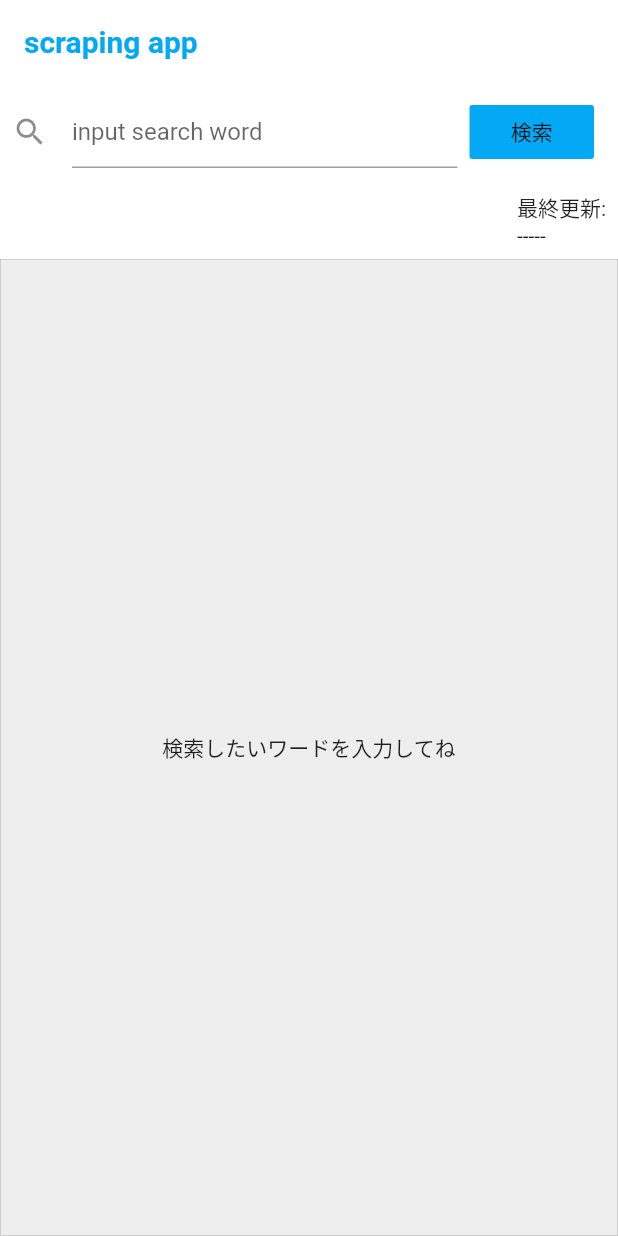
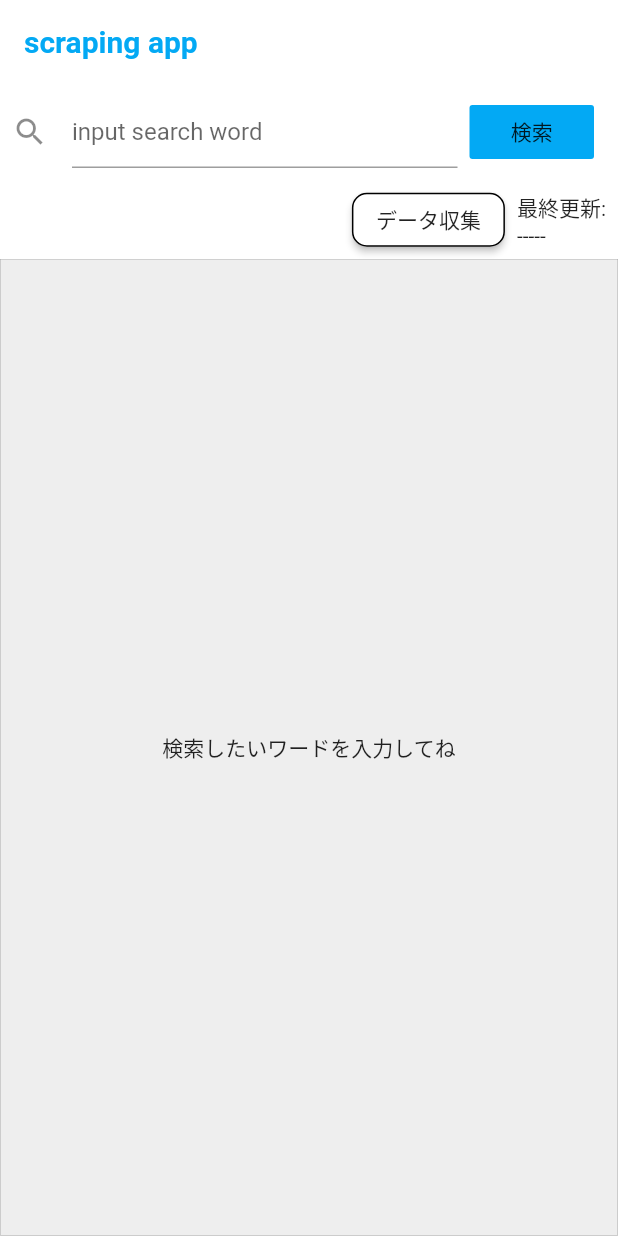
Before and after one commit to yuto90/search_matter_app, a Flutter app: the screen it shows after launch, after a tap on "検索", on a phone screen of 412 x 824 dp. Run offline on Flutter 3.47's test engine with Material 2 defaults, Android fonts, the phone set to English and light mode, and no system bars; missing offline and left inert: universal_html.

Commit message:
検索条件のショートカットタグを追加

```diff
--- a/lib/home.dart
+++ b/lib/home.dart
@@ -28,9 +28,11 @@ class _HomePageState extends State<HomePage> {
   // 最終更新表示用
   DateTime now = DateTime.now();
 
+  String url;
+
   // 案件を検索する
-  void search() async {
-    if (searchWordController.text == '') {
+  void search([tag]) async {
+    if (searchWordController.text == '' && tag == null) {
       listStreamController.add(null);
       updateStreamController.add(null);
       return;
@@ -45,16 +47,24 @@ class _HomePageState extends State<HomePage> {
     String searchWord = searchWordController.text;
 
     final client = driver.HtmlDriver();
-    // ランサーズの新着順ソートURL
-    final url =
-        'https://www.lancers.jp/work/search?keyword=$searchWord&show_description=0&sort=started&work_rank%5B%5D=0&work_rank%5B%5D=1&work_rank%5B%5D=2&work_rank%5B%5D=3';
+
+    url =
+        'https://www.lancers.jp/work/search/task/collect?type%5B%5D=project&open=1&work_rank%5B%5D=3&work_rank%5B%5D=2&work_rank%5B%5D=1&work_rank%5B%5D=0&budget_from=&budget_to=&search=%E6%A4%9C%E7%B4%A2&keyword=$searchWord&not=';
+
+    // タグを押された場合は検索ボックスの入力に関係なくurlをタグの内容に変更
+    if (tag != null) {
+      // データ収集カテゴリ, 新着, プロジェクト
+      url =
+          'https://www.lancers.jp/work/search/task/collect?type%5B%5D=project&open=1&work_rank%5B%5D=3&work_rank%5B%5D=2&work_rank%5B%5D=1&work_rank%5B%5D=0&budget_from=&budget_to=&keyword=&not=';
+    }
+
     // Webページを取得
     await client.setDocumentFromUri(Uri.parse(url));
     // 単体の案件リストを格納
     final itemLists = client.document.querySelectorAll('.c-media-list__item');
 
     // アプリに表示したい情報を抽出してリストに格納
-    for (int i = 0; i < 30; i++) {
+    for (int i = 0; i < itemLists.length; i++) {
       // 案件タイトルを取得
       final title = itemLists[i].querySelector('.c-media__title-inner');
       // 案件リンクを取得
@@ -140,6 +150,16 @@ class _HomePageState extends State<HomePage> {
         Row(
           mainAxisAlignment: MainAxisAlignment.end,
           children: [
+            RaisedButton(
+              child: Text('データ収集'),
+              color: Colors.white,
+              shape: OutlineInputBorder(
+                borderRadius: BorderRadius.all(Radius.circular(10)),
+              ),
+              onPressed: () {
+                search('data');
+              },
+            ),
             // 最終更新
             Padding(
               padding: const EdgeInsets.all(8.0),
```
